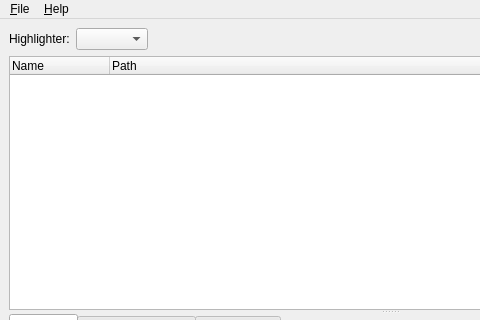
Qt form core/mainwindow.ui (KmolYuan/kmol-editor) before a commit; both pictures show x 0 to 480 and y 0 to 320 of the 779 by 688 pixel window.
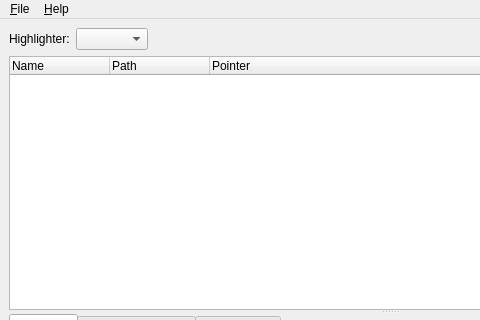
The same form after that commit. Icons and pictures are not drawn.

```diff
--- a/core/mainwindow.ui
+++ b/core/mainwindow.ui
@@ -109,6 +109,11 @@
                 <string>Path</string>
                </property>
               </column>
+              <column>
+               <property name="text">
+                <string>Pointer</string>
+               </property>
+              </column>
              </widget>
             </item>
            </layout>
```
